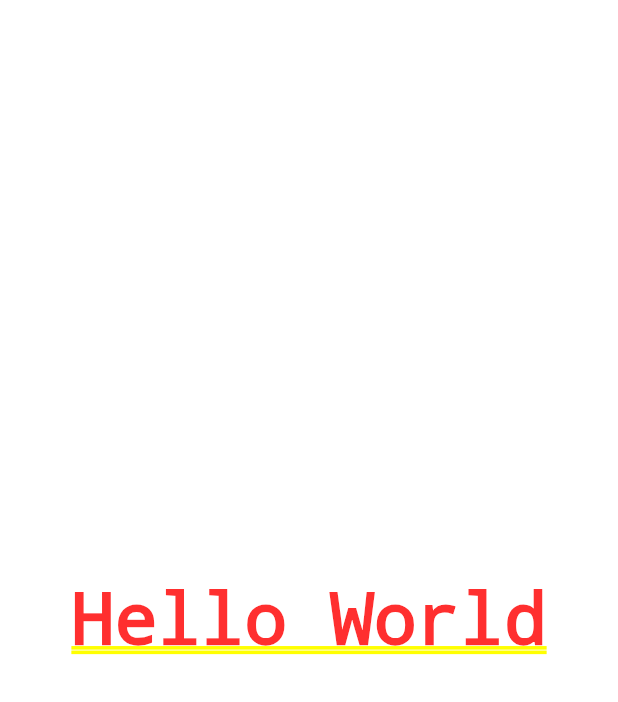
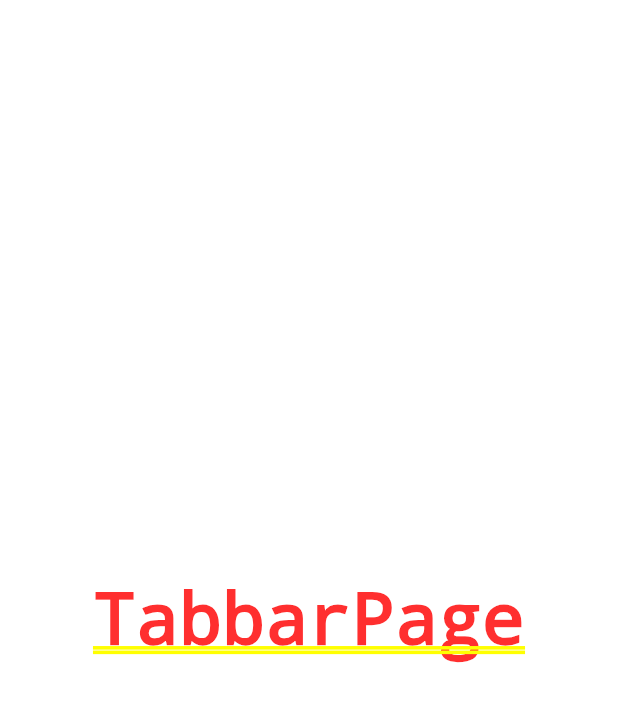
Before and after one commit to Hyricane/flutter_enjoy_plus, a Flutter app: the screen it shows after launch, on a phone screen of 412 x 824 dp. Shown: the top 702 px of the screen. Run offline on Flutter 3.47's test engine with Material 2 defaults, Android fonts, the phone set to English and light mode, and no system bars.

Commit message:
创建tabbarPage-配置路由

```diff
--- a/lib/main.dart
+++ b/lib/main.dart
@@ -1,9 +1,15 @@
+import 'package:enjoy_plus_flutter_7/pages/tabbar_page.dart';
 import 'package:flutter/material.dart';
 
 void main() {
   runApp(MaterialApp(
-    home: Center(
-      child: Text('Hello World'),
-    ),
+    // 命名路由 跳转页面
+    routes: {
+      '/': (context) => TabbarPage(),
+    },
+    // initialRoute: '/',
+    // home: Center(
+    //   child: Text('Hello World'),
+    // ),
   ));
 }
--- /dev/null
+++ b/lib/pages/tabbar_page.dart
@@ -0,0 +1,17 @@
+import 'package:flutter/material.dart';
+
+class TabbarPage extends StatefulWidget {
+  const TabbarPage({Key? key}) : super(key: key);
+
+  @override
+  _TabbarPageState createState() => _TabbarPageState();
+}
+
+class _TabbarPageState extends State<TabbarPage> {
+  @override
+  Widget build(BuildContext context) {
+    return Center(
+      child: Text('TabbarPage'),
+    );
+  }
+}
```
